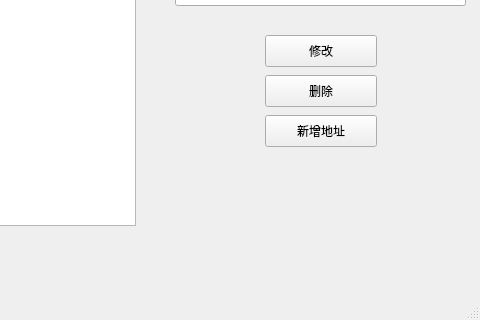
The window that View/UserAddrWindow.ui (drkying/ruanshe3) describes before a commit, drawn with Qt 5; both pictures show x 155 to 635 and y 145 to 465 of the 635 by 465 pixel window.
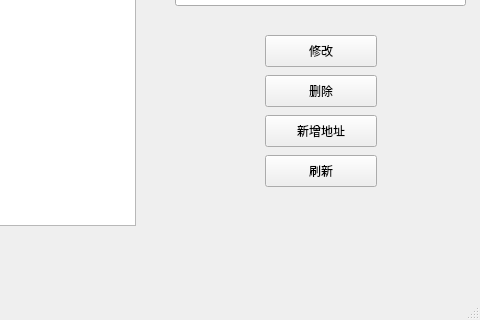
The same window after the commit. Icons and pictures are not drawn.

```diff
--- a/View/UserAddrWindow.ui
+++ b/View/UserAddrWindow.ui
@@ -132,6 +132,23 @@
      </iconset>
     </property>
    </widget>
+   <widget class="QPushButton" name="pushButton_refresh">
+    <property name="geometry">
+     <rect>
+      <x>420</x>
+      <y>300</y>
+      <width>112</width>
+      <height>32</height>
+     </rect>
+    </property>
+    <property name="text">
+     <string>刷新</string>
+    </property>
+    <property name="icon">
+     <iconset resource="../resource/resource.qrc">
+      <normaloff>:/icon/fresh.png</normaloff>:/icon/fresh.png</iconset>
+    </property>
+   </widget>
   </widget>
   <widget class="QMenuBar" name="menubar">
    <property name="geometry">
```
